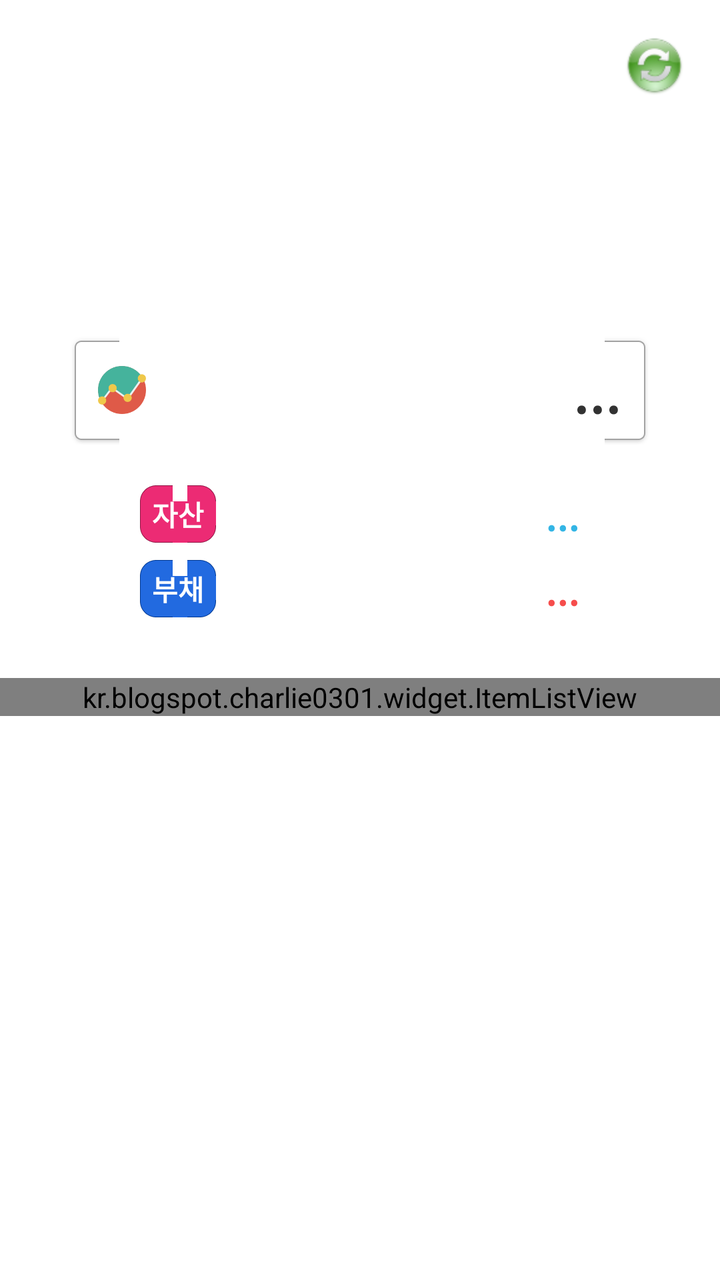
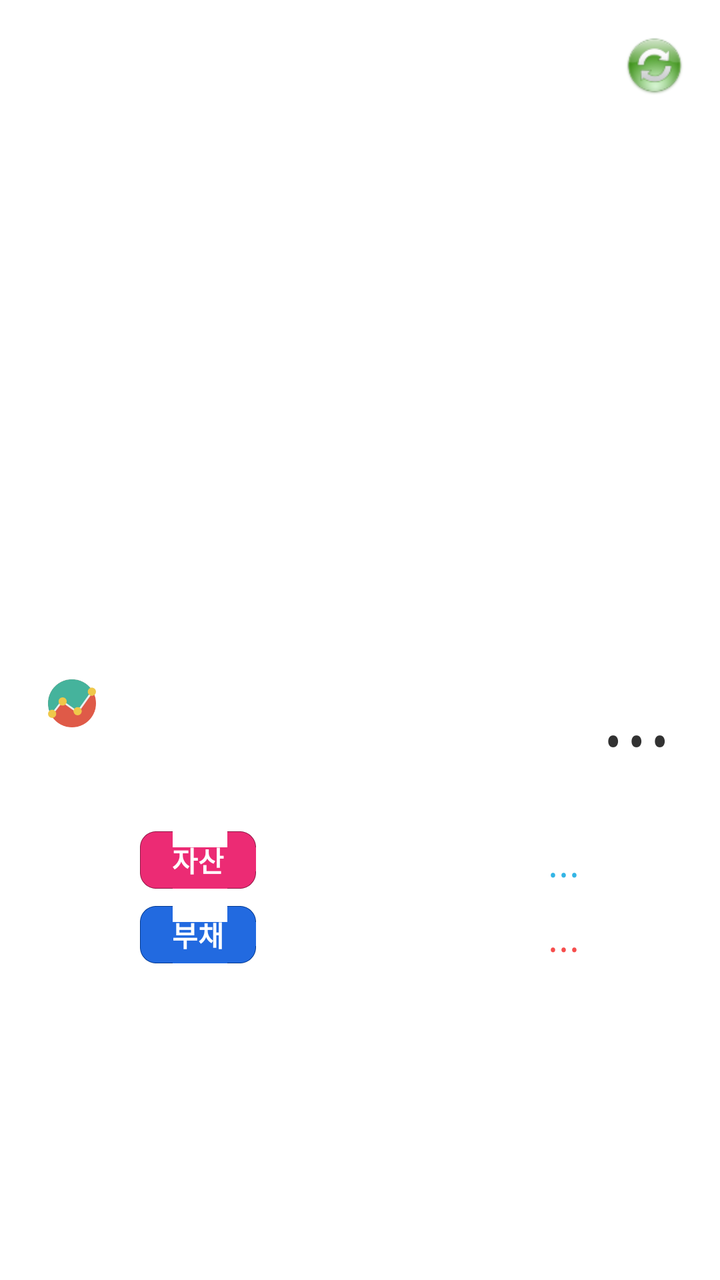

Screens rendered from an Android XML layout before and after an edit, with the pre-edit source and the edit as a unified diff.
<!-- AndroidManifest.xml: application theme AppTheme -->
<!-- res/layout/fragment_finalcial_state_summary_tab.xml -->
<?xml version="1.0" encoding="utf-8"?>
<RelativeLayout xmlns:android="http://schemas.android.com/apk/res/android"
    android:layout_width="match_parent"
    android:layout_height="match_parent" >

    <LinearLayout
        android:layout_width="match_parent"
        android:layout_height="match_parent"
        android:layout_alignParentTop="true"
        android:layout_centerHorizontal="true"
        android:orientation="vertical" >

        <FrameLayout
            android:layout_width="match_parent"
            android:layout_height="160dp" >

            <LinearLayout
                android:id="@+id/chart"
                android:layout_width="match_parent"
                android:layout_height="match_parent"
                android:layout_gravity="center"
                android:gravity="center"
                android:orientation="vertical" />

            <ImageView
                android:id="@+id/as_refresh"
                android:layout_width="30dp"
                android:layout_gravity="right|top"
                android:layout_marginTop="18dp"
                android:src="@drawable/refresh"
                android:layout_marginRight="18dp"
                android:contentDescription="@string/na"
                android:layout_height="30dp" />
        </FrameLayout>

        <RelativeLayout
            android:layout_width="match_parent"
            android:layout_height="wrap_content"
            android:layout_marginLeft="35dp"
            android:layout_marginRight="35dp"
            android:layout_marginTop="8dp"
            android:background="@drawable/input_box_round_2"
            android:orientation="horizontal"
            android:paddingBottom="8dp"
            android:paddingLeft="14dp"
            android:paddingRight="14dp"
            android:paddingTop="6dp" >

            <ImageView
                android:layout_width="24dp"
                android:layout_height="24dp"
                android:layout_alignParentLeft="true"
                android:layout_centerVertical="true"
                android:contentDescription="@string/na"
                android:src="@drawable/graph" />

            <TextView
                android:id="@+id/as_sum_value"
                android:layout_width="wrap_content"
                android:layout_height="wrap_content"
                android:layout_alignParentRight="true"
                android:layout_centerVertical="true"
                android:layout_marginLeft="10dp"
                android:text="..."
                android:textScaleX="0.9"
                android:textSize="30sp"
                android:textStyle="bold" />
        </RelativeLayout>

        <RelativeLayout
            android:layout_width="match_parent"
            android:layout_height="wrap_content"
            android:layout_marginLeft="70dp"
            android:layout_marginRight="70dp"
            android:layout_marginTop="20dp"
            android:orientation="horizontal" >

            <TextView
                android:layout_width="wrap_content"
                android:layout_height="wrap_content"
                android:layout_alignParentLeft="true"
                android:layout_centerVertical="true"
                android:alpha="90"
                android:background="@drawable/input_color_box"
                android:paddingBottom="4dp"
                android:paddingLeft="6dp"
                android:paddingRight="6dp"
                android:paddingTop="4dp"
                android:text="@string/title_saving"
                android:textColor="@color/text_white"
                android:textSize="14sp"
                android:textStyle="bold" />

            <TextView
                android:id="@+id/as_saving_value"
                android:layout_width="wrap_content"
                android:layout_height="wrap_content"
                android:layout_alignParentRight="true"
                android:layout_centerVertical="true"
                android:layout_marginLeft="30dp"
                android:text="..."
                android:textColor="@color/text_blue"
                android:textScaleX="0.9"
                android:textSize="22sp"
                android:textStyle="bold" />
        </RelativeLayout>

        <RelativeLayout
            android:layout_width="match_parent"
            android:layout_height="wrap_content"
            android:layout_marginBottom="30dp"
            android:layout_marginLeft="70dp"
            android:layout_marginRight="70dp"
            android:layout_marginTop="8dp"
            android:orientation="horizontal" >

            <TextView
                android:layout_width="wrap_content"
                android:layout_height="wrap_content"
                android:layout_alignParentLeft="true"
                android:layout_centerVertical="true"
                android:background="@drawable/input_color_box_3"
                android:paddingBottom="4dp"
                android:paddingLeft="6dp"
                android:paddingRight="6dp"
                android:paddingTop="4dp"
                android:text="@string/title_debt"
                android:textColor="@color/text_white"
                android:textSize="14sp"
                android:textStyle="bold" />

            <TextView
                android:id="@+id/as_debt_value"
                android:layout_width="wrap_content"
                android:layout_height="wrap_content"
                android:layout_alignParentRight="true"
                android:layout_centerVertical="true"
                android:layout_marginLeft="30dp"
                android:text="..."
                android:textColor="@color/text_red"
                android:textScaleX="0.9"
                android:textSize="22sp"
                android:textStyle="bold" />
        </RelativeLayout>

        <kr.blogspot.charlie0301.widget.ItemListView
            android:id="@+id/as_list_view"
            android:layout_width="match_parent"
            android:layout_height="wrap_content"
            android:divider="@null"
            android:dividerHeight="0dp" />
    </LinearLayout>

</RelativeLayout>
<!-- resources referenced by this layout -->
<resources>
  <color name="text_blue">#33B5E5</color>
  <color name="text_red">#F64D4C</color>
  <color name="text_white">#FFFFFF</color>
  <!-- drawable graph: png bitmap (drawable-xxhdpi, 5153 bytes) -->
  <!-- drawable input_box_round_2: png bitmap (drawable-xxhdpi, 4422 bytes) -->
  <!-- drawable input_color_box: png bitmap (drawable-xxhdpi, 4016 bytes) -->
  <!-- drawable input_color_box_3: png bitmap (drawable-xxhdpi, 4025 bytes) -->
  <!-- drawable refresh: png bitmap (drawable-xxhdpi, 3846 bytes) -->
  <string name="na" />
  <string name="title_debt">부채</string>
  <string name="title_saving">자산</string>
  <style name="AppTheme" parent="AppBaseTheme">
          <item name="android:actionBarSize">40dp</item>
          
      </style>
  <style name="AppBaseTheme" parent="android:Theme.Light">
          
      </style>
</resources>

<!-- the commit's change to res/layout/fragment_finalcial_state_summary_tab.xml (unified diff, before → after) -->
@@ -12,7 +12,7 @@
 
         <FrameLayout
             android:layout_width="match_parent"
-            android:layout_height="160dp" >
+            android:layout_height="300dp" >
 
             <LinearLayout
                 android:id="@+id/chart"
@@ -25,25 +25,24 @@
             <ImageView
                 android:id="@+id/as_refresh"
                 android:layout_width="30dp"
+                android:layout_height="30dp"
                 android:layout_gravity="right|top"
+                android:layout_marginRight="18dp"
                 android:layout_marginTop="18dp"
-                android:src="@drawable/refresh"
-                android:layout_marginRight="18dp"
                 android:contentDescription="@string/na"
-                android:layout_height="30dp" />
+                android:src="@drawable/refresh" />
         </FrameLayout>
 
         <RelativeLayout
             android:layout_width="match_parent"
             android:layout_height="wrap_content"
-            android:layout_marginLeft="35dp"
-            android:layout_marginRight="35dp"
+            android:layout_marginLeft="20dp"
+            android:layout_marginRight="20dp"
             android:layout_marginTop="8dp"
-            android:background="@drawable/input_box_round_2"
             android:orientation="horizontal"
             android:paddingBottom="8dp"
-            android:paddingLeft="14dp"
-            android:paddingRight="14dp"
+            android:paddingLeft="4dp"
+            android:paddingRight="4dp"
             android:paddingTop="6dp" >
 
             <ImageView
@@ -60,11 +59,10 @@
                 android:layout_height="wrap_content"
                 android:layout_alignParentRight="true"
                 android:layout_centerVertical="true"
-                android:layout_marginLeft="10dp"
+                android:layout_marginLeft="3dp"
                 android:text="..."
-                android:textScaleX="0.9"
-                android:textSize="30sp"
-                android:textStyle="bold" />
+                android:textScaleX="0.8"
+                android:textSize="55sp" />
         </RelativeLayout>
 
         <RelativeLayout
@@ -83,8 +81,8 @@
                 android:alpha="90"
                 android:background="@drawable/input_color_box"
                 android:paddingBottom="4dp"
-                android:paddingLeft="6dp"
-                android:paddingRight="6dp"
+                android:paddingLeft="16dp"
+                android:paddingRight="16dp"
                 android:paddingTop="4dp"
                 android:text="@string/title_saving"
                 android:textColor="@color/text_white"
@@ -101,8 +99,7 @@
                 android:text="..."
                 android:textColor="@color/text_blue"
                 android:textScaleX="0.9"
-                android:textSize="22sp"
-                android:textStyle="bold" />
+                android:textSize="22sp" />
         </RelativeLayout>
 
         <RelativeLayout
@@ -121,8 +118,8 @@
                 android:layout_centerVertical="true"
                 android:background="@drawable/input_color_box_3"
                 android:paddingBottom="4dp"
-                android:paddingLeft="6dp"
-                android:paddingRight="6dp"
+                android:paddingLeft="16dp"
+                android:paddingRight="16dp"
                 android:paddingTop="4dp"
                 android:text="@string/title_debt"
                 android:textColor="@color/text_white"
@@ -139,16 +136,8 @@
                 android:text="..."
                 android:textColor="@color/text_red"
                 android:textScaleX="0.9"
-                android:textSize="22sp"
-                android:textStyle="bold" />
+                android:textSize="22sp" />
         </RelativeLayout>
-
-        <kr.blogspot.charlie0301.widget.ItemListView
-            android:id="@+id/as_list_view"
-            android:layout_width="match_parent"
-            android:layout_height="wrap_content"
-            android:divider="@null"
-            android:dividerHeight="0dp" />
     </LinearLayout>
 
 </RelativeLayout>
<!-- resource entries referenced after the edit -->
@@ -4,7 +4,6 @@
   <color name="text_red">#F64D4C</color>
   <color name="text_white">#FFFFFF</color>
   <!-- drawable graph: png bitmap (drawable-xxhdpi, 5153 bytes) -->
-  <!-- drawable input_box_round_2: png bitmap (drawable-xxhdpi, 4422 bytes) -->
   <!-- drawable input_color_box: png bitmap (drawable-xxhdpi, 4016 bytes) -->
   <!-- drawable input_color_box_3: png bitmap (drawable-xxhdpi, 4025 bytes) -->
   <!-- drawable refresh: png bitmap (drawable-xxhdpi, 3846 bytes) -->
